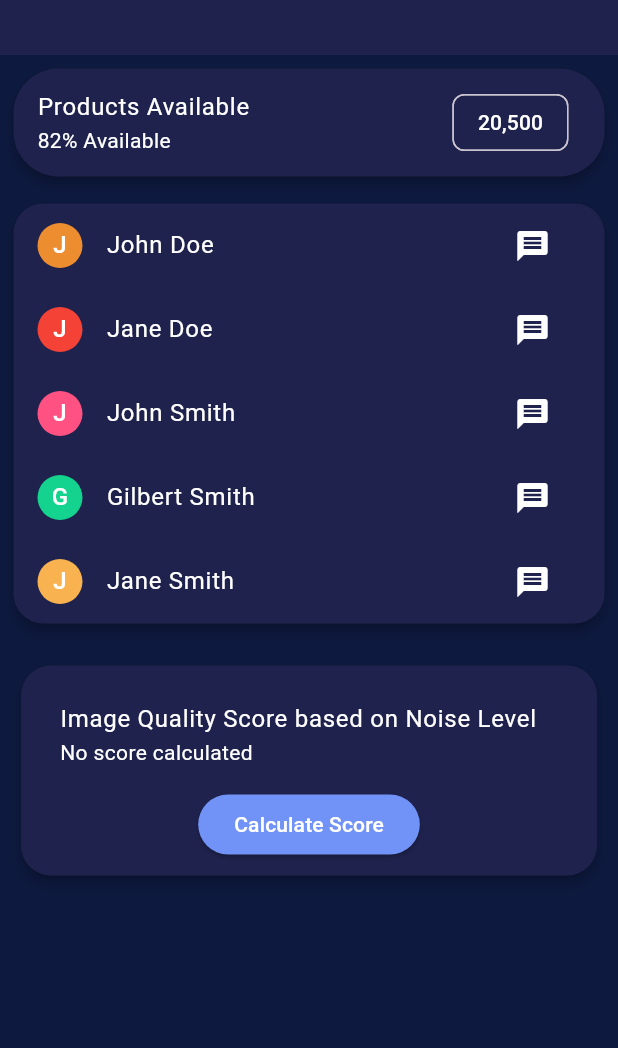
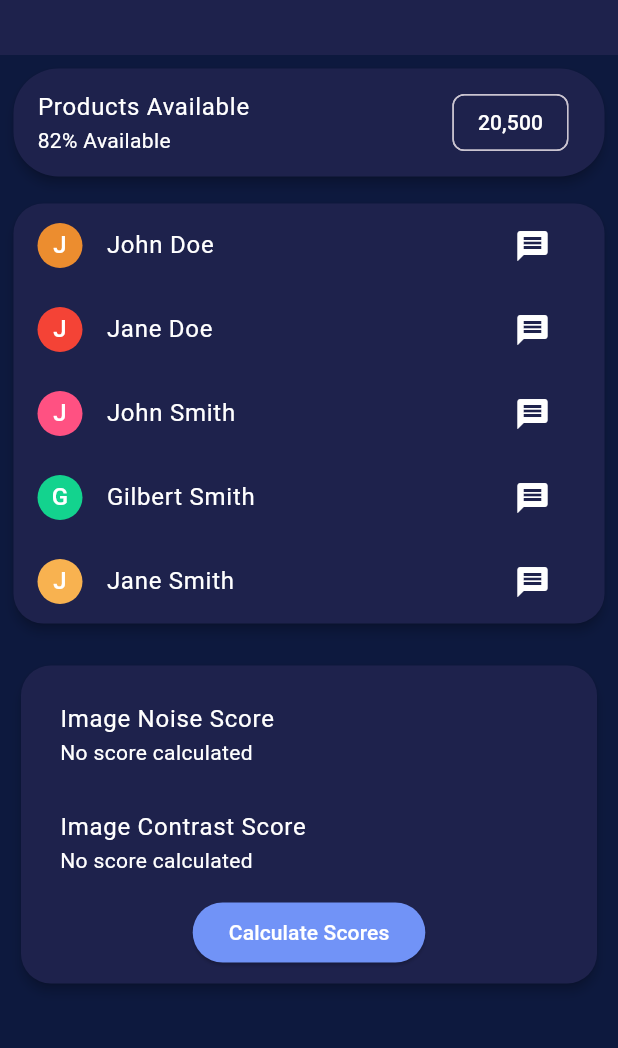
Before and after one commit to MariaBiserica/License-UI, a Flutter app: the screen it shows after launch, on a phone screen of 412 x 824 dp, the part 95-1143 px from its top. Run offline on Flutter 3.47's test engine with Material 3 defaults, Android fonts, the phone set to English and light mode, and no system bars; our stand-ins replace file_picker, fl_chart.

Commit message:
Updated center panel to display the new json response accordingly, multiple feature quality assessment scores.

```diff
--- a/license_peaksight/lib/panel_center/panel_center_page.dart
+++ b/license_peaksight/lib/panel_center/panel_center_page.dart
@@ -2,7 +2,7 @@ import 'dart:io';
 import 'package:flutter/material.dart';
 import 'package:flutter/widgets.dart';
 import 'package:license_peaksight/constants.dart';
-import '../quality_assessment/predict_image_noise_level.dart';
+import '../quality_assessment/get_quality_scores.dart';
 
 
 class Person {
@@ -22,7 +22,9 @@ class PanelCenterPage extends StatefulWidget {
 
 
 class _PanelCenterPageState extends State<PanelCenterPage> {
-  double? qualityScore;
+  double? noiseScore;
+  double? contrastScore;
+  double? scaledContrastScore;
   List<Person> _persons = [
     Person(name: "John Doe", color: Constants.orangeDark),
     Person(name: "Jane Doe", color: Constants.redDark),
@@ -34,21 +36,33 @@ class _PanelCenterPageState extends State<PanelCenterPage> {
   @override
   void initState() {
     super.initState();
-    // Call the function to calculate the image quality score
+    // Call the function to calculate the image quality scores
     if (widget.imagePath.isNotEmpty) {
-      calculateQualityScore();
+      calculateQualityScores();
     }
   }
 
-  void calculateQualityScore() async {
+  void calculateQualityScores() async {
     try {
-      final score = await predictImageQuality(File(widget.imagePath));
+      final scores = await predictImageQuality(File(widget.imagePath));
       setState(() {
-        qualityScore = score;
+        noiseScore = scores.noiseScore;
+        contrastScore = scores.contrastScore;
       });
     } catch (e) {
-      print("Failed to load quality score: $e");
+      print("Failed to load quality scores: $e");
     }
+  }
+
+  // Additional helper method to provide personalized message based on noise score
+  String getQualityLevelMessage(double? score) {
+    if (score == null) return "No score calculated";
+    if (score > 5) return "Outlier quality, something is wrong";
+    if (score > 4 && score <= 5) return "Excellent quality";
+    if (score > 3 && score <= 4) return "Good quality";
+    if (score > 2 && score <= 3) return "Fair quality";
+    if (score > 1 && score <= 2) return "Poor quality";
+    return "Bad quality";
   }
 
   @override
@@ -141,18 +155,32 @@ class _PanelCenterPageState extends State<PanelCenterPage> {
                     children: [
                       ListTile(
                         title: Text(
-                          "Image Quality Score based on Noise Level",
+                          "Image Noise Score",
                           style: TextStyle(color: Colors.white),
                         ),
                         subtitle: Text(
-                          qualityScore != null ? "$qualityScore" : "No score calculated",
+                          noiseScore != null
+                          ? "${noiseScore} - ${getQualityLevelMessage(noiseScore)}"
+                          : "No score calculated",
                           style: TextStyle(color: Colors.white),
                         ),
                       ),
-                      // Button to trigger score calculation
+                      ListTile(
+                        title: Text(
+                          "Image Contrast Score",
+                          style: TextStyle(color: Colors.white),
+                        ),
+                        subtitle: Text(
+                          contrastScore != null
+                          ? "${contrastScore} - ${getQualityLevelMessage(contrastScore)}"
+                          : "No score calculated",
+                          style: TextStyle(color: Colors.white),
+                        ),
+                      ),
+                      // Button to trigger scores calculation
                       ElevatedButton(
-                        onPressed: calculateQualityScore,
-                        child: Text('Calculate Score', style: TextStyle(color: Colors.white)),
+                        onPressed: calculateQualityScores,
+                        child: Text('Calculate Scores', style: TextStyle(color: Colors.white)),
                         style: ElevatedButton.styleFrom(
                           backgroundColor: Constants.blue,
                         ),
--- a/license_peaksight/lib/quality_assessment/predict_image_noise_level.dart
+++ b/license_peaksight/lib/quality_assessment/get_quality_scores.dart
@@ -2,21 +2,34 @@ import 'dart:io';
 import 'package:http/http.dart' as http;
 import 'dart:convert';
 
-Future<double> predictImageQuality(File imageFile) async {
+// class to hold the quality scores
+class QualityScores {
+  final double noiseScore;
+  final double contrastScore;
+
+  QualityScores({
+    required this.noiseScore,
+    required this.contrastScore,
+  });
+}
+
+Future<QualityScores> predictImageQuality(File imageFile) async {
   var uri = Uri.parse('http://127.0.0.1:5000/predict'); // Adjust the URI as needed
   var request = http.MultipartRequest('POST', uri)
     ..files.add(await http.MultipartFile.fromPath('image', imageFile.path));
   print("Sending request to server...");
   var response = await request.send().timeout(Duration(seconds: 30));
   print("Received response from server");
-  // var response = await request.send();
 
   if (response.statusCode == 200) {
     var responseData = await response.stream.toBytes();
     var responseString = String.fromCharCodes(responseData);
     var jsonResponse = json.decode(responseString);
-    return jsonResponse['quality_score'];
+    return QualityScores(
+      noiseScore: jsonResponse['noise_score'],
+      contrastScore: jsonResponse['contrast_score'],
+    );
   } else {
-    throw Exception('Failed to load quality score');
+    throw Exception('Failed to load quality scores');
   }
 }
```
